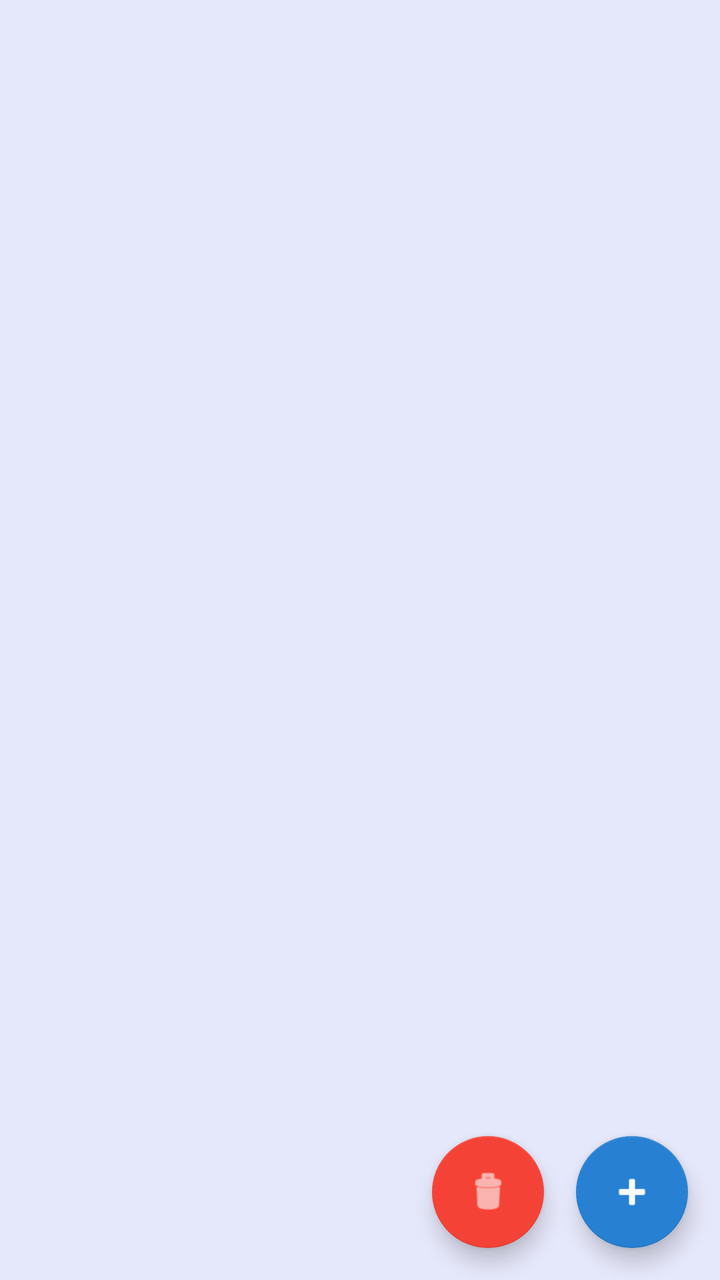
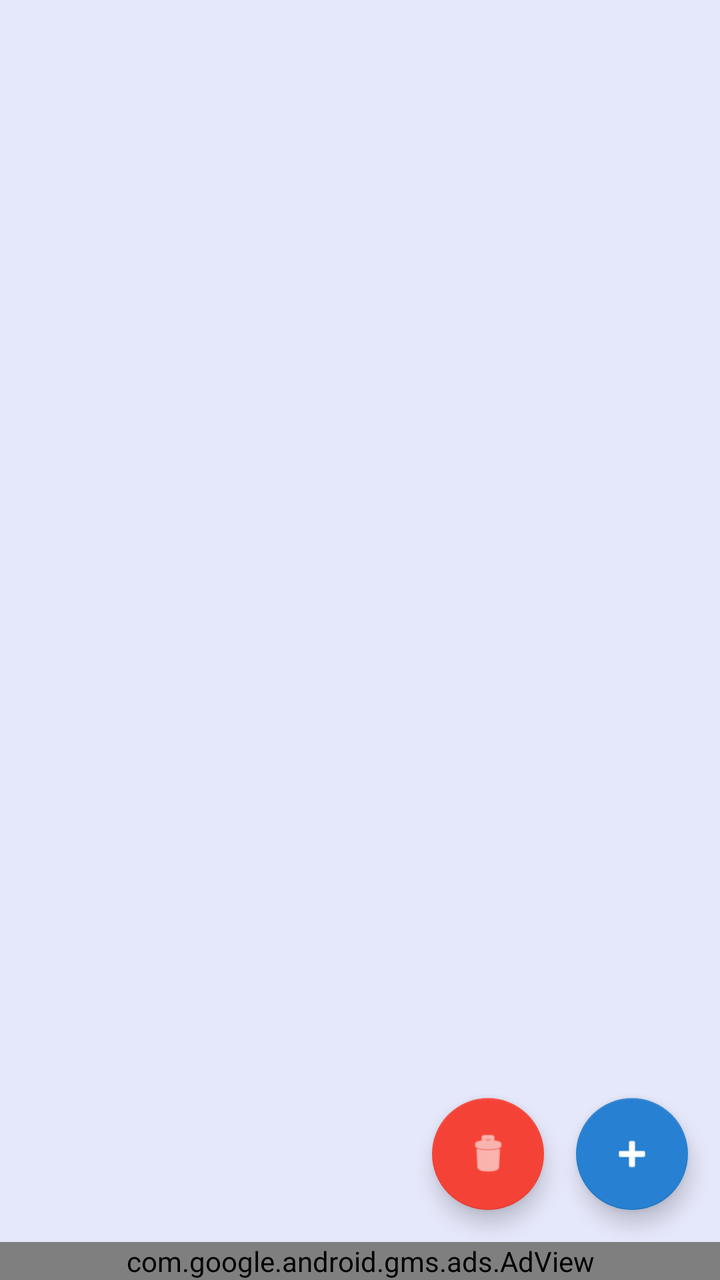

The first picture is an Android layout as it rendered before a commit; the second is the same layout after the commit. The layout source and the unified diff follow.
<!-- AndroidManifest.xml: application theme Theme.NoteBlocked -->
<!-- res/layout/activity_notes.xml -->
<?xml version="1.0" encoding="utf-8"?>
<androidx.constraintlayout.widget.ConstraintLayout
    xmlns:android="http://schemas.android.com/apk/res/android"
    xmlns:app="http://schemas.android.com/apk/res-auto"
    android:id="@+id/notes_root_layout"
    android:layout_width="match_parent"
    android:layout_height="match_parent"
    android:background="@color/colorWindowBackground"
    android:fitsSystemWindows="true">

    <ImageView
        android:id="@+id/notes_background_image"
        android:layout_width="0dp"
        android:layout_height="0dp"
        android:contentDescription="@null"
        android:scaleType="centerCrop"
        android:visibility="gone"
        app:layout_constraintTop_toTopOf="parent"
        app:layout_constraintBottom_toBottomOf="parent"
        app:layout_constraintStart_toStartOf="parent"
        app:layout_constraintEnd_toEndOf="parent" />

    <androidx.fragment.app.FragmentContainerView
        android:id="@+id/notes_fragment_container"
        android:layout_width="0dp"
        android:layout_height="0dp"
        app:layout_constraintTop_toTopOf="parent"
        app:layout_constraintBottom_toTopOf="@+id/fab_add_note"
        app:layout_constraintStart_toStartOf="parent"
        app:layout_constraintEnd_toEndOf="parent" />

    <com.google.android.material.floatingactionbutton.FloatingActionButton
        android:id="@+id/fab_delete_all"
        android:layout_width="wrap_content"
        android:layout_height="wrap_content"
        android:contentDescription="@string/delete_all_notes"
        android:src="@android:drawable/ic_menu_delete"
        app:backgroundTint="#F44336"
        app:tint="@android:color/white"
        app:layout_constraintBottom_toBottomOf="parent"
        app:layout_constraintEnd_toStartOf="@+id/fab_add_note"
        android:layout_margin="16dp" />

    <com.google.android.material.floatingactionbutton.FloatingActionButton
        android:id="@+id/fab_add_note"
        android:layout_width="wrap_content"
        android:layout_height="wrap_content"
        android:contentDescription="@string/add_note"
        android:src="@android:drawable/ic_input_add"
        app:layout_constraintBottom_toBottomOf="parent"
        app:layout_constraintEnd_toEndOf="parent"
        android:layout_margin="16dp" />

</androidx.constraintlayout.widget.ConstraintLayout>
<!-- resources referenced by this layout -->
<resources>
  <color name="colorWindowBackground">#FFE5E7FA</color>
  <string name="add_note">"Ajouter une note"</string>
  <string name="delete_all_notes">Supprimer toutes les notes</string>
  <style name="Theme.NoteBlocked" parent="Theme.MaterialComponents.DayNight.DarkActionBar">
          
          <item name="colorPrimary">@color/colorPrimary</item>
          <item name="colorPrimaryVariant">@color/colorPrimaryVariant</item>
          <item name="colorAccent">@color/colorAccent</item>
          <item name="colorOnPrimary">@color/colorOnPrimary</item>
          
          <item name="colorSecondary">@color/colorSecondary</item>
          <item name="colorSecondaryVariant">@color/colorSecondaryVariant</item>
          <item name="colorOnSecondary">@color/colorOnSecondary</item>
          <item name="android:windowBackground">@color/colorWindowBackground</item>
          
          <item name="android:statusBarColor">?attr/colorPrimaryVariant</item>
          
          <item name="android:navigationBarColor">?attr/colorPrimaryVariant</item>
          <item name="android:fitsSystemWindows">true</item>
      </style>
  <color name="colorPrimary">#b0e3f8</color>
  <color name="colorPrimaryVariant">#47a0d1</color>
  <color name="colorAccent">#023663</color>
  <color name="colorOnPrimary">#FFFFFFFF</color>
  <color name="colorSecondary">#2780d1</color>
  <color name="colorSecondaryVariant">#47a0d1</color>
  <color name="colorOnSecondary">#FFFFFFFF</color>
</resources>

<!-- the commit's change to res/layout/activity_notes.xml (unified diff, before → after) -->
@@ -20,12 +20,23 @@
         app:layout_constraintStart_toStartOf="parent"
         app:layout_constraintEnd_toEndOf="parent" />
 
+    
+    <com.google.android.gms.ads.AdView
+        android:id="@+id/adView"
+        android:layout_width="0dp"
+        android:layout_height="wrap_content"
+        app:adSize="BANNER"
+        app:adUnitId="ca-app-pub-7013455903622493/8266616792"
+        app:layout_constraintBottom_toBottomOf="parent"
+        app:layout_constraintStart_toStartOf="parent"
+        app:layout_constraintEnd_toEndOf="parent" />
+
     <androidx.fragment.app.FragmentContainerView
         android:id="@+id/notes_fragment_container"
         android:layout_width="0dp"
         android:layout_height="0dp"
         app:layout_constraintTop_toTopOf="parent"
-        app:layout_constraintBottom_toTopOf="@+id/fab_add_note"
+        app:layout_constraintBottom_toTopOf="@+id/adView"
         app:layout_constraintStart_toStartOf="parent"
         app:layout_constraintEnd_toEndOf="parent" />
 
@@ -37,7 +48,7 @@
         android:src="@android:drawable/ic_menu_delete"
         app:backgroundTint="#F44336"
         app:tint="@android:color/white"
-        app:layout_constraintBottom_toBottomOf="parent"
+        app:layout_constraintBottom_toTopOf="@+id/adView"
         app:layout_constraintEnd_toStartOf="@+id/fab_add_note"
         android:layout_margin="16dp" />
 
@@ -47,7 +58,7 @@
         android:layout_height="wrap_content"
         android:contentDescription="@string/add_note"
         android:src="@android:drawable/ic_input_add"
-        app:layout_constraintBottom_toBottomOf="parent"
+        app:layout_constraintBottom_toTopOf="@+id/adView"
         app:layout_constraintEnd_toEndOf="parent"
         android:layout_margin="16dp" />
 
